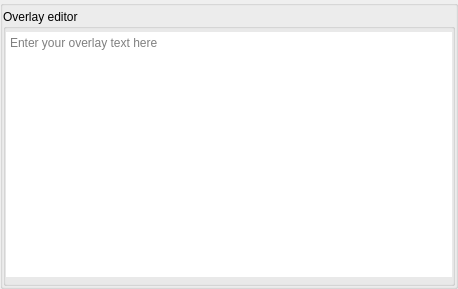
Qt form src/display/qt/dialogs/ui/overlay_dialog.ui (mrehkopf/vcs) before a commit.
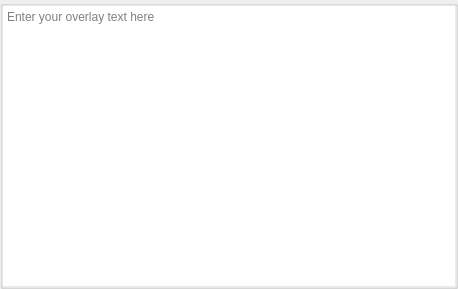
The same form after that commit.

Commit message:
gui/overlay: Simplify dialog layout
It's now just one big text edit field.

There are a few visual inconsistencies in the GUI styling left over, but
nothing major it seems.

Diff of the .ui file:
```diff
--- a/src/display/qt/dialogs/ui/overlay_dialog.ui
+++ b/src/display/qt/dialogs/ui/overlay_dialog.ui
@@ -36,40 +36,19 @@
      </property>
      <layout class="QVBoxLayout" name="verticalLayout">
       <property name="spacing">
-       <number>3</number>
+       <number>0</number>
       </property>
       <property name="leftMargin">
        <number>0</number>
       </property>
       <property name="topMargin">
-       <number>3</number>
-      </property>
-      <property name="rightMargin">
        <number>0</number>
       </property>
-      <property name="bottomMargin">
-       <number>0</number>
-      </property>
-      <item>
-       <widget class="QGroupBox" name="groupBox_overlayEditor">
-        <property name="title">
-         <string>Overlay editor</string>
-        </property>
-        <layout class="QVBoxLayout" name="verticalLayout_2">
-         <property name="spacing">
-          <number>3</number>
-         </property>
-         <property name="leftMargin">
-          <number>0</number>
-         </property>
-         <property name="topMargin">
-          <number>3</number>
-         </property>
          <property name="rightMargin">
           <number>0</number>
          </property>
          <property name="bottomMargin">
-          <number>6</number>
+       <number>0</number>
          </property>
          <item>
           <widget class="QPlainTextEdit" name="plainTextEdit">
@@ -91,9 +70,6 @@
            <property name="placeholderText">
             <string>Enter your overlay text here</string>
            </property>
-          </widget>
-         </item>
-        </layout>
        </widget>
       </item>
      </layout>
```
Lines whose indentation alone changed are shown as unchanged. The commit also changes 2 other files.
